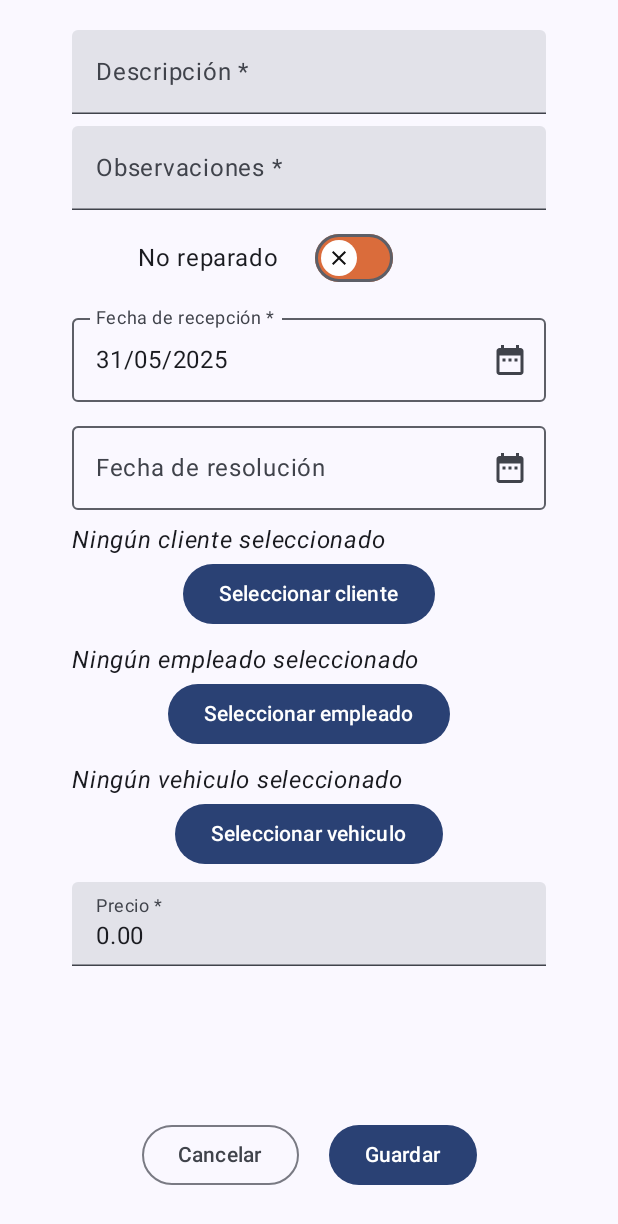
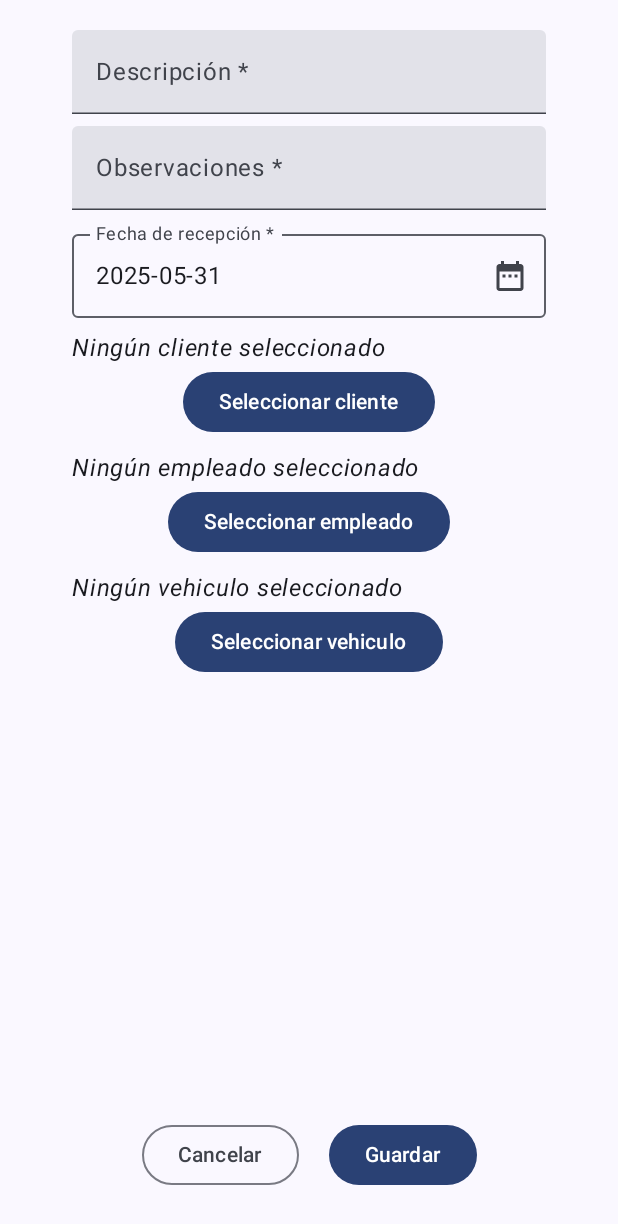
Before and after one commit to Sebbvs/TallerMecanico_Sebastian, an Android app built with Jetpack Compose: the composable PantallaAnyadirAveria shown on its own in the app's theme, on a phone screen of 412 x 824 dp. Shown: the top 1224 px of the screen. Run offline under Robolectric (Android 15) with nearby library versions, the phone set to English and light mode, and no system bars.

Commit message:
pequeñas correcciones por hacer: Ajuste de pantalla (averia) tamaño. Revisar filtro de fecha(rec <= actual) y (res >= rec) - Si hay fecha res DEBE haber sido reparado (editarAveria) Estado y botones seleccionar (controlar mejor) formato de fechas al mostrarlas por pantalla yyyy-MM-dd(SQL) -> dd/MM/yyyy Añadir listas tipopieza y tipoaveria a editarAveria
Pendiente Pantallas Piezasaveria y Tiposaveria? (Pantalla Piezas (admin)).

Facturas pendiente.

```diff
--- a/app/src/main/java/com/example/tallermecanico_sebastian/datos/ContenedorApp.kt
+++ b/app/src/main/java/com/example/tallermecanico_sebastian/datos/ContenedorApp.kt
@@ -44,8 +44,7 @@ class TallerContenedorApp(private val context: Context) : ContenedorApp {
 
     private val retrofit = Retrofit.Builder()
         .addConverterFactory(json.asConverterFactory("application/json".toMediaType()))
-        .baseUrl(baseUrl)
-        .build()
+        .baseUrl(baseUrl).build()
 
     private val servicioRetrofit: ServicioApi by lazy {
         retrofit.create(ServicioApi::class.java)
--- a/app/src/main/java/com/example/tallermecanico_sebastian/modelo/Averia.kt
+++ b/app/src/main/java/com/example/tallermecanico_sebastian/modelo/Averia.kt
@@ -32,7 +32,7 @@ data class Averia(
     @SerialName(value = "vehiculo")
     val vehiculo: Vehiculo? = Vehiculo(),
     @SerialName(value = "averia_piezas")
-    val averia_piezas: List<Averiapieza>?,
+    val averia_piezas: List<Averiapieza>? =listOf(),
     @SerialName(value = "tipo_averias")
-    val tipo_averias: List<Tipoaveria>?,
+    val tipo_averias: List<Tipoaveria>? = listOf()
 )
--- a/app/src/main/java/com/example/tallermecanico_sebastian/modelo/Rol.kt
+++ b/app/src/main/java/com/example/tallermecanico_sebastian/modelo/Rol.kt
@@ -9,4 +9,6 @@ data class Rol(
     val cod_rol: Int? = 0,
     @SerialName(value = "nombre")
     val nombre: String? = "",
+    @SerialName(value = "permisos")
+    val permisos: List<Permiso?> = emptyList()
 )
--- a/app/src/main/java/com/example/tallermecanico_sebastian/ui/pantallas/componentes/Validiaciones.kt
+++ b/app/src/main/java/com/example/tallermecanico_sebastian/ui/pantallas/componentes/Validiaciones.kt
@@ -37,7 +37,7 @@ fun DatePickerModal(
 }
 
 fun convertMillisToDate(millis: Long): String {
-    val formatter = SimpleDateFormat("dd/MM/yyyy", Locale.getDefault())
+    val formatter = SimpleDateFormat("yyyy-MM-dd", Locale.getDefault())
     return formatter.format(Date(millis))
 }
 
--- a/app/src/main/java/com/example/tallermecanico_sebastian/ui/pantallas/insertar/PantallaAnyadirAveria.kt
+++ b/app/src/main/java/com/example/tallermecanico_sebastian/ui/pantallas/insertar/PantallaAnyadirAveria.kt
@@ -39,7 +39,6 @@ import androidx.compose.ui.unit.dp
 import com.example.tallermecanico_sebastian.R
 import com.example.tallermecanico_sebastian.modelo.Averia
 import com.example.tallermecanico_sebastian.ui.pantallas.componentes.DatePickerModal
-import com.example.tallermecanico_sebastian.ui.pantallas.componentes.EstadoSwitch
 import com.example.tallermecanico_sebastian.ui.pantallas.componentes.convertMillisToDate
 import com.example.tallermecanico_sebastian.ui.viewmodel.AveriaViewModel
 import java.time.LocalDate
@@ -63,11 +62,11 @@ fun PantallaAnyadirAveria(
     val averiaProvisional = viewModel.provisional
 
     var descripcion by remember { mutableStateOf(averiaProvisional?.descripcion ?: "") }
-    var precio by remember { mutableStateOf(averiaProvisional?.precio ?: "0.00") }
+    val precio by remember { mutableStateOf(averiaProvisional?.precio ?: "0.00") }
     var fechaRecepcion by remember {
         mutableStateOf(
             averiaProvisional?.fecha_recepcion ?: LocalDate.now()
-                .format(DateTimeFormatter.ofPattern("dd/MM/yyyy")).toString()
+                .format(DateTimeFormatter.ofPattern("yyyy-MM-dd")).toString()
         )
     }
     var fechaResolucion by remember {
@@ -86,7 +85,7 @@ fun PantallaAnyadirAveria(
     val comprobarRecepcion by remember { mutableStateOf<Long?>(null) }
     var comprobarResolucion by remember { mutableStateOf<Long?>(null) }
 
-    var estado by remember { mutableStateOf(averiaProvisional?.estado == "Sin reparar") }
+    val estado by remember { mutableStateOf(averiaProvisional?.estado == "Sin reparar") }
     val estadoTexto = if (estado) "Reparado" else "Sin reparar"
 
     Column(
@@ -121,9 +120,9 @@ fun PantallaAnyadirAveria(
                 .padding(horizontal = 28.dp)
         )
 
-        Spacer(modifier = Modifier.height(8.dp))
+//        Spacer(modifier = Modifier.height(8.dp))
 
-        EstadoSwitch(estado = estado, onEstadoChange = { estado = it })
+//        EstadoSwitch(estado = estado, onEstadoChange = { estado = it })
 
 
         Spacer(modifier = Modifier.height(8.dp))
@@ -164,7 +163,7 @@ fun PantallaAnyadirAveria(
             }
         }
 
-        Spacer(modifier = Modifier.height(8.dp))
+        /*Spacer(modifier = Modifier.height(8.dp))
 
         Box {
             OutlinedTextField(
@@ -194,9 +193,7 @@ fun PantallaAnyadirAveria(
                             fechaResolucion = convertMillisToDate(it)
                         } else {
                             Toast.makeText(
-                                context,
-                                R.string.editar_averia_mensaje_fecha,
-                                Toast.LENGTH_SHORT
+                                context, R.string.editar_averia_mensaje_fecha, Toast.LENGTH_SHORT
                             ).show()
                         }
                         fechaResolucion = convertMillisToDate(it)
@@ -206,9 +203,7 @@ fun PantallaAnyadirAveria(
                     showDatePicker2 = false
                 })
             }
-        }
-
-
+        }*/
 
         Spacer(modifier = Modifier.height(8.dp))
         //Boton para añadir Cliente
@@ -313,8 +308,7 @@ fun PantallaAnyadirAveria(
             Text(text = stringResource(R.string.add_vehiculo))
         }
 
-        Spacer(modifier = Modifier.height(8.dp))
-
+        Spacer(modifier = Modifier.height(8.dp))/*
                 TextField(
                     value = precio,
                     onValueChange = {
@@ -325,7 +319,7 @@ fun PantallaAnyadirAveria(
                     modifier = Modifier
                         .fillMaxWidth()
                         .padding(horizontal = 28.dp)
-        )
+                )*/
 
         Spacer(modifier = Modifier.height(8.dp))
 
@@ -370,8 +364,8 @@ fun PantallaAnyadirAveria(
                             fecha_recepcion = fechaRecepcion,
                             fecha_resolucion = fechaResolucion,
                             observaciones = observaciones,
-                            averia_piezas = emptyList(),
-                            tipo_averias = emptyList(),
+                            averia_piezas = listOf(),
+                            tipo_averias = listOf(),
                         )
                     )
                     val averia = viewModel.ensamblarAveria()
--- a/app/src/main/java/com/example/tallermecanico_sebastian/ui/pantallas/modificar/PantallaEditarEmpleado.kt
+++ b/app/src/main/java/com/example/tallermecanico_sebastian/ui/pantallas/modificar/PantallaEditarEmpleado.kt
@@ -22,6 +22,7 @@ import androidx.compose.material3.TextButton
 import androidx.compose.material3.TextField
 import androidx.compose.runtime.Composable
 import androidx.compose.runtime.getValue
+import androidx.compose.runtime.mutableIntStateOf
 import androidx.compose.runtime.mutableStateOf
 import androidx.compose.runtime.remember
 import androidx.compose.runtime.setValue
@@ -54,6 +55,7 @@ fun PantallaEditarEmpleados(
     val rol = viewModel.rolSeleccionado
     val empleadoProvisional = viewModel.provisional
 
+    var cod by remember { mutableIntStateOf(empleadoProvisional?.cod_empleado ?: 0) }
     var nombre by remember { mutableStateOf(empleadoProvisional?.nombre ?: "") }
     var apellido1 by remember { mutableStateOf(empleadoProvisional?.apellido1 ?: "") }
     var apellido2 by remember { mutableStateOf(empleadoProvisional?.apellido2 ?: "") }
@@ -161,6 +163,7 @@ fun PantallaEditarEmpleados(
         Button(onClick = {
 //                EMPLEADO SIN ROL (NI COD ROL)
             val empleadoEditado = Empleado(
+                cod_empleado = cod,
                 nombre = nombre,
                 apellido1 = apellido1,
                 apellido2 = apellido2,
@@ -217,6 +220,7 @@ fun PantallaEditarEmpleados(
                 } else {
                     viewModel.seleccionarProvisional(
                         Empleado(
+                            cod_empleado = cod,
                             nombre = nombre,
                             apellido1 = apellido1,
                             apellido2 = apellido2,
--- a/app/src/main/java/com/example/tallermecanico_sebastian/ui/viewmodel/AveriaViewModel.kt
+++ b/app/src/main/java/com/example/tallermecanico_sebastian/ui/viewmodel/AveriaViewModel.kt
@@ -84,7 +84,9 @@ class AveriaViewModel(private val averiaRepositorio: AveriaRepositorio) : ViewMo
         viewModelScope.launch {
             averiaUIState = AveriaUIState.Cargando
             averiaUIState = try {
+                Log.v("VIEWMODEL", averia.toString())
                 val averiaInsertado = averiaRepositorio.insertarAveria(averia)
+
                 AveriaUIState.CrearExito(averiaInsertado)
             } catch (e: IOException) {
                 Log.v("AveriaViewModel IO", "Error de Conexion insertarAveria", e)
```
Also changed, not shown: app/src/main/java/com/example/tallermecanico_sebastian/ui/TallerApp.kt (+44 -40 lines), app/src/main/java/com/example/tallermecanico_sebastian/ui/pantallas/detalle/PantallaDetalleRolPermiso.kt (+8 -39 lines), app/src/main/java/com/example/tallermecanico_sebastian/ui/pantallas/modificar/PantallaEditarAverias.kt (+26 -14 lines), app/src/main/java/com/example/tallermecanico_sebastian/ui/pantallas/modificar/PantallaEditarCoches.kt (+16 -5 lines). Lines whose indentation alone changed are shown as unchanged.
